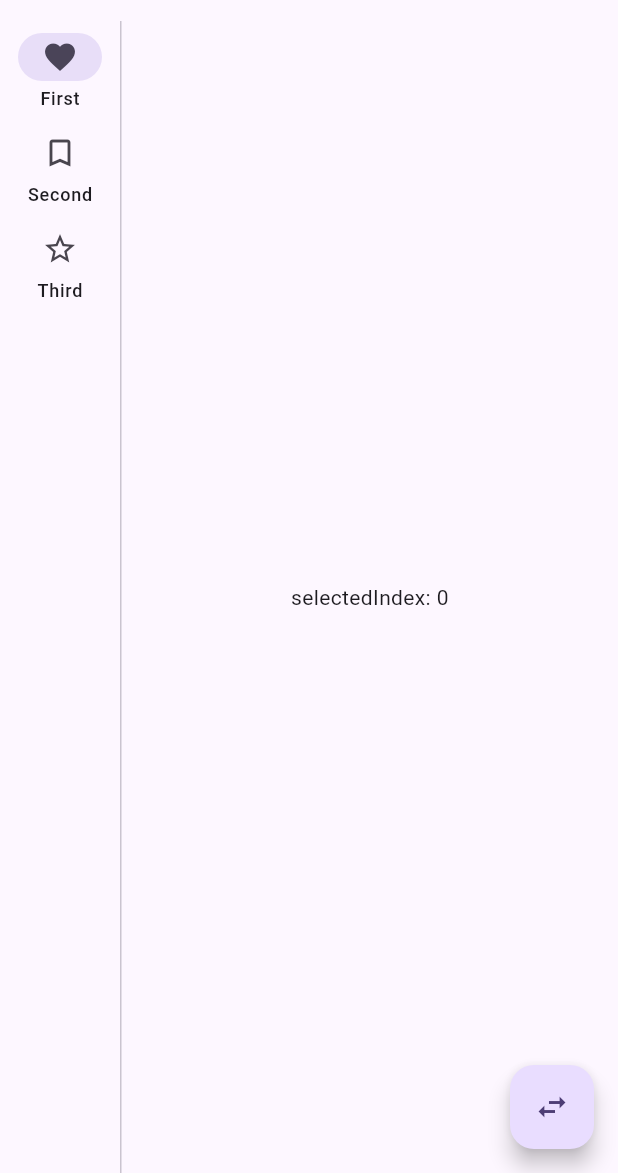
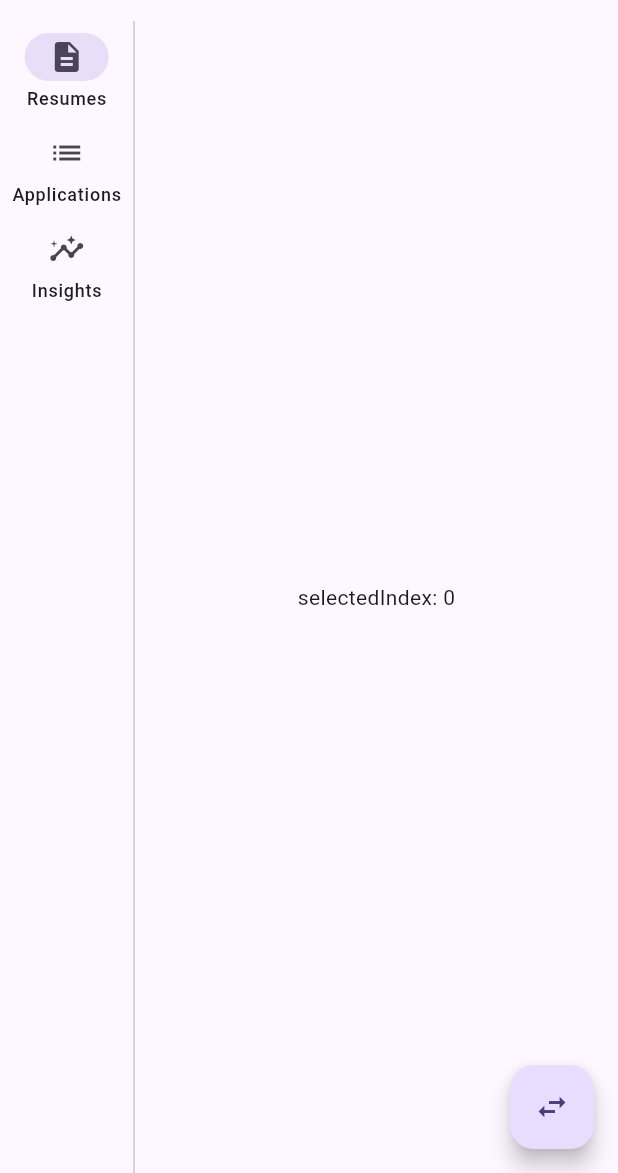
Before and after one commit to aetherealtea/synapse, a Flutter app: the screen it shows after launch, on a phone screen of 412 x 824 dp, the part 63-1236 px from its top. Run offline on Flutter 3.47's test engine with Material 2 defaults, Android fonts, the light colour scheme and no system bars.

Commit message:
Theme switch primer added

```diff
--- a/lib/main.dart
+++ b/lib/main.dart
@@ -4,14 +4,26 @@ void main() {
   runApp(const MyApp());
 }
 
-class MyApp extends StatelessWidget {
+class MyApp extends StatefulWidget {
   const MyApp({super.key});
+
+  @override
+  State<MyApp> createState() => _MyAppState();
+}
+
+class _MyAppState extends State<MyApp> {
+  bool isDarkMode = false;
 
   @override
   Widget build(BuildContext context) {
     return MaterialApp(
       theme: ThemeData(
           colorSchemeSeed: const Color(0xff6750a4), useMaterial3: true),
+      darkTheme: ThemeData(
+          colorSchemeSeed: const Color(0xff6750a4),
+          useMaterial3: true,
+          brightness: Brightness.dark),
+      themeMode: isDarkMode ? ThemeMode.dark : ThemeMode.light,
       home: const Synapse(),
     );
   }
@@ -47,24 +59,24 @@ class _SynapseState extends State<Synapse> {
               });
             },
             labelType: labelType,
-            leading: showLeading ? const Text('Leading') : null,
-            trailing: showTrailing ? const Text('Trailing') : null,
+            leading: null,
+            trailing: null,
             groupAlignment: groupAligment,
             destinations: const [
               NavigationRailDestination(
-                icon: Icon(Icons.favorite_border),
-                selectedIcon: Icon(Icons.favorite),
-                label: Text('First'),
+                icon: Icon(Icons.description_outlined),
+                selectedIcon: Icon(Icons.description),
+                label: Text('Resumes'),
               ),
               NavigationRailDestination(
-                icon: Icon(Icons.bookmark_border),
-                selectedIcon: Icon(Icons.book),
-                label: Text('Second'),
+                icon: Icon(Icons.list),
+                selectedIcon: Icon(Icons.list),
+                label: Text('Applications'),
               ),
               NavigationRailDestination(
-                icon: Icon(Icons.star_border),
-                selectedIcon: Icon(Icons.star),
-                label: Text('Third'),
+                icon: Icon(Icons.insights_outlined),
+                selectedIcon: Icon(Icons.insights),
+                label: Text('Insights'),
               ),
             ],
           ),
```
